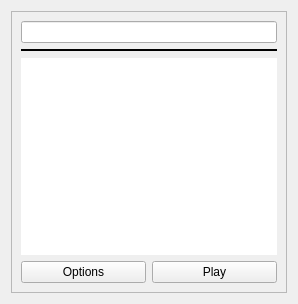
First picture: the form in mainMenu/sessions/session.ui, repository Szybet/sanki, before the edit.
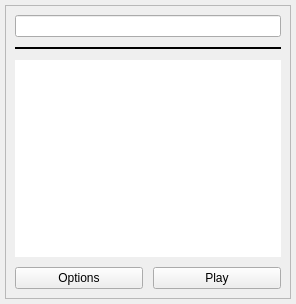
Second picture: the form after the edit.

Diff of the .ui file:
```diff
--- a/mainMenu/sessions/session.ui
+++ b/mainMenu/sessions/session.ui
@@ -20,6 +20,18 @@
    <string>Form</string>
   </property>
   <layout class="QGridLayout" name="gridLayout_2">
+   <property name="leftMargin">
+    <number>5</number>
+   </property>
+   <property name="topMargin">
+    <number>5</number>
+   </property>
+   <property name="rightMargin">
+    <number>5</number>
+   </property>
+   <property name="bottomMargin">
+    <number>5</number>
+   </property>
    <item row="0" column="0">
     <widget class="QFrame" name="frame">
      <property name="sizePolicy">
@@ -37,6 +49,9 @@
      <layout class="QGridLayout" name="gridLayout">
       <item row="2" column="0">
        <layout class="QVBoxLayout" name="verticalLayout">
+        <property name="spacing">
+         <number>10</number>
+        </property>
         <item>
          <layout class="QHBoxLayout" name="horizontalLayout">
           <property name="sizeConstraint">
@@ -74,12 +89,6 @@
         </item>
         <item>
          <widget class="Line" name="line">
-          <property name="sizePolicy">
-           <sizepolicy hsizetype="Minimum" vsizetype="Maximum">
-            <horstretch>0</horstretch>
-            <verstretch>0</verstretch>
-           </sizepolicy>
-          </property>
           <property name="frameShadow">
            <enum>QFrame::Plain</enum>
           </property>
```
